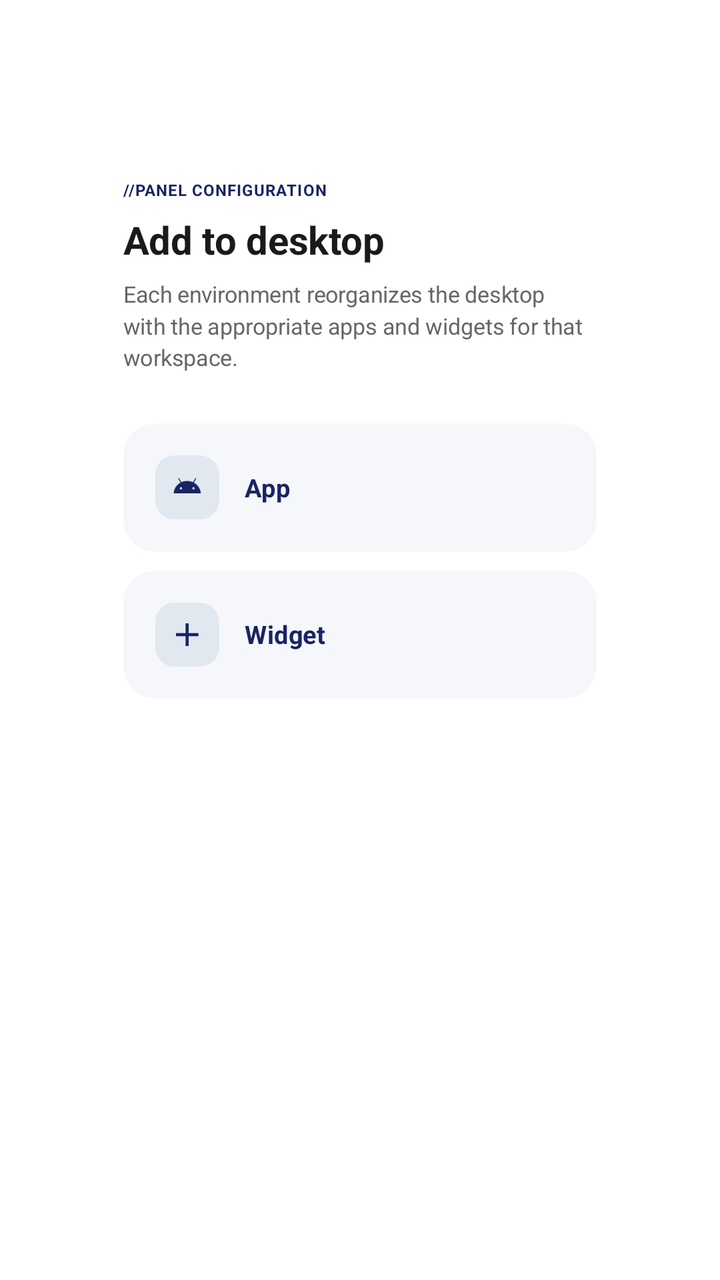
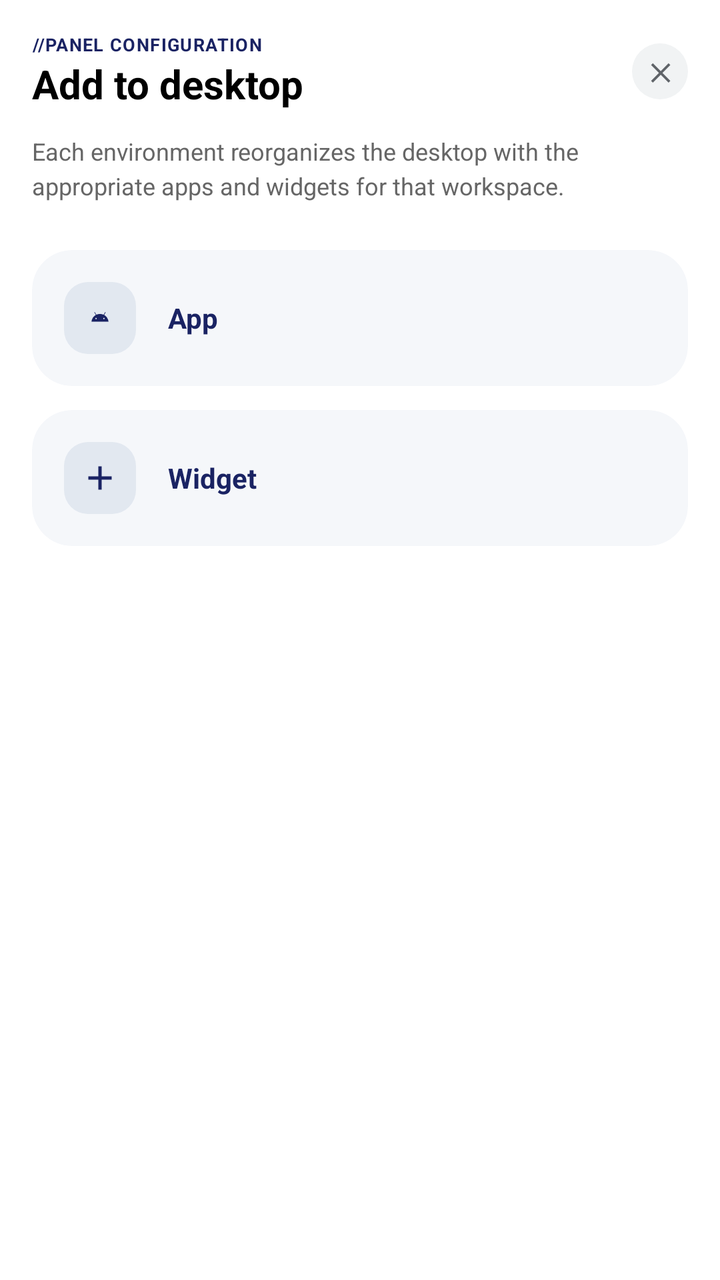

Two renders of the same Android screen: before a commit and after it. Below are the layout's source before the change and the commit's diff.
<!-- AndroidManifest.xml: application theme Theme.LauncherTs13 -->
<!-- res/layout/dialog_desktop_add_item.xml -->
<?xml version="1.0" encoding="utf-8"?>
<LinearLayout xmlns:android="http://schemas.android.com/apk/res/android"
    xmlns:app="http://schemas.android.com/apk/res-auto"
    android:layout_width="match_parent"
    android:layout_height="wrap_content"
    android:orientation="vertical"
    android:scaleX="0.8"
    android:scaleY="0.8"
    android:padding="32dp">

    <TextView
        android:layout_width="wrap_content"
        android:layout_height="wrap_content"
        android:text="@string/config_panel_title"
        android:textColor="@color/environment_unselected_title"
        android:textSize="10sp"
        android:textStyle="bold"
        android:letterSpacing="0.05"
        android:layout_marginBottom="8dp" />

    <TextView
        android:layout_width="wrap_content"
        android:layout_height="wrap_content"
        android:text="@string/desktop_add_item_title"
        android:textColor="#1A1A1A"
        android:textSize="24sp"
        android:textStyle="bold"
        android:layout_marginBottom="8dp" />

    <TextView
        android:layout_width="wrap_content"
        android:layout_height="wrap_content"
        android:text="@string/environment_desc"
        android:textSize="14sp"
        android:textColor="#666666"
        android:lineSpacingMultiplier="1.2"
        android:layout_marginBottom="32dp" />

    <com.google.android.material.card.MaterialCardView
        android:id="@+id/btn_add_app"
        android:layout_width="match_parent"
        android:layout_height="wrap_content"
        android:layout_marginBottom="12dp"
        app:cardCornerRadius="20dp"
        app:cardElevation="0dp"
        app:cardBackgroundColor="@color/environment_unselected_bg"
        app:strokeWidth="0dp">

        <LinearLayout
            android:layout_width="match_parent"
            android:layout_height="wrap_content"
            android:orientation="horizontal"
            android:padding="20dp"
            android:gravity="center_vertical">

            <ImageView
                android:layout_width="40dp"
                android:layout_height="40dp"
                android:background="@drawable/bg_icon_circle"
                android:src="@drawable/ic_android"
                app:tint="@color/environment_icon_unselected_tint"
                android:contentDescription="@string/desktop_add_app" />

            <TextView
                android:layout_width="0dp"
                android:layout_weight="1"
                android:layout_height="wrap_content"
                android:text="@string/desktop_add_app"
                android:textColor="@color/environment_unselected_title"
                android:textSize="16sp"
                android:textStyle="bold"
                android:layout_marginStart="16dp" />

        </LinearLayout>
    </com.google.android.material.card.MaterialCardView>

    <com.google.android.material.card.MaterialCardView
        android:id="@+id/btn_add_widget"
        android:layout_width="match_parent"
        android:layout_height="wrap_content"
        app:cardCornerRadius="20dp"
        app:cardElevation="0dp"
        app:cardBackgroundColor="@color/environment_unselected_bg"
        app:strokeWidth="0dp">

        <LinearLayout
            android:layout_width="match_parent"
            android:layout_height="wrap_content"
            android:orientation="horizontal"
            android:padding="20dp"
            android:gravity="center_vertical">

            <ImageView
                android:layout_width="40dp"
                android:layout_height="40dp"
                android:background="@drawable/bg_icon_circle"
                android:padding="8dp"
                android:src="@drawable/ic_add_plus"
                app:tint="@color/environment_icon_unselected_tint"
                android:contentDescription="@string/desktop_add_widget" />

            <TextView
                android:layout_width="0dp"
                android:layout_weight="1"
                android:layout_height="wrap_content"
                android:text="@string/desktop_add_widget"
                android:textColor="@color/environment_unselected_title"
                android:textSize="16sp"
                android:textStyle="bold"
                android:layout_marginStart="16dp" />

        </LinearLayout>
    </com.google.android.material.card.MaterialCardView>

</LinearLayout>
<!-- resources referenced by this layout -->
<resources>
  <color name="environment_icon_unselected_tint">#1A2363</color>
  <color name="environment_unselected_bg">#F5F7FA</color>
  <color name="environment_unselected_title">#1A2363</color>
  <!-- drawable bg_icon_circle (drawable) -->
  <?xml version="1.0" encoding="utf-8"?>
  <shape xmlns:android="http://schemas.android.com/apk/res/android">
      <solid android:color="@color/environment_badge_bg" />
      <corners android:radius="12dp" />
  </shape>
  <!-- drawable ic_add_plus (drawable) -->
  <?xml version="1.0" encoding="utf-8"?>
  <vector xmlns:android="http://schemas.android.com/apk/res/android"
      android:width="24dp"
      android:height="24dp"
      android:viewportWidth="24"
      android:viewportHeight="24">
      <path
          android:fillColor="#000000"
          android:pathData="M19,13H13v6h-2v-6H5v-2h6V5h2v6h6V13z" />
  </vector>
  <!-- drawable ic_android (drawable) -->
  <?xml version="1.0" encoding="utf-8"?>
  <vector xmlns:android="http://schemas.android.com/apk/res/android"
      android:width="24dp"
      android:height="24dp"
      android:viewportWidth="108"
      android:viewportHeight="108">
      <path
          android:fillColor="#3DDC84"
          android:pathData="M65.3,45.828l3.8,-6.6c0.2,-0.4 0.1,-0.9 -0.3,-1.1c-0.4,-0.2 -0.9,-0.1 -1.1,0.3l-3.9,6.7c-6.3,-2.8 -13.4,-2.8 -19.7,0l-3.9,-6.7c-0.2,-0.4 -0.7,-0.5 -1.1,-0.3C38.8,38.328 38.7,38.828 38.9,39.228l3.8,6.6C36.2,49.428 31.7,56.028 31,63.928h46C76.3,56.028 71.8,49.428 65.3,45.828zM43.4,57.328c-0.8,0 -1.5,-0.5 -1.8,-1.2c-0.3,-0.7 -0.1,-1.5 0.4,-2.1c0.5,-0.5 1.4,-0.7 2.1,-0.4c0.7,0.3 1.2,1 1.2,1.8C45.3,56.528 44.5,57.328 43.4,57.328L43.4,57.328zM64.6,57.328c-0.8,0 -1.5,-0.5 -1.8,-1.2s-0.1,-1.5 0.4,-2.1c0.5,-0.5 1.4,-0.7 2.1,-0.4c0.7,0.3 1.2,1 1.2,1.8C66.5,56.528 65.6,57.328 64.6,57.328L64.6,57.328z" />
  </vector>
  <string name="config_panel_title">//PANEL CONFIGURATION</string>
  <string name="desktop_add_app">App</string>
  <string name="desktop_add_item_title">Add to desktop</string>
  <string name="desktop_add_widget">Widget</string>
  <string name="environment_desc">Each environment reorganizes the desktop with the appropriate apps and widgets for that workspace.</string>
  <style name="Theme.LauncherTs13" parent="Theme.MaterialComponents.DayNight.NoActionBar">
          <item name="colorPrimary">@color/dock_logo_color</item>
          <item name="colorPrimaryVariant">@color/dock_logo_color</item>
          <item name="colorOnPrimary">@color/white</item>
          <item name="colorSecondary">@color/teal_200</item>
          <item name="colorSecondaryVariant">@color/teal_700</item>
          <item name="colorOnSecondary">@color/black</item>
          <item name="android:windowBackground">@android:color/transparent</item>
          <item name="android:windowIsTranslucent">true</item>
          <item name="android:windowShowWallpaper">true</item>
          <item name="android:statusBarColor">@android:color/transparent</item>
          <item name="android:navigationBarColor">@android:color/transparent</item>
          <item name="android:windowLayoutInDisplayCutoutMode" tools:targetApi="o_mr1">shortEdges</item>
      </style>
  <color name="environment_badge_bg">#E2E8F0</color>
  <color name="dock_logo_color">#1A2363</color>
  <color name="white">#FFFFFFFF</color>
  <color name="teal_200">#FF03DAC5</color>
  <color name="teal_700">#FF018786</color>
  <color name="black">#FF000000</color>
</resources>

<!-- the commit's change to res/layout/dialog_desktop_add_item.xml (unified diff, before → after) -->
@@ -4,37 +4,64 @@
     android:layout_width="match_parent"
     android:layout_height="wrap_content"
     android:orientation="vertical"
-    android:scaleX="0.8"
-    android:scaleY="0.8"
-    android:padding="32dp">
+    android:padding="@dimen/dialog_padding">
 
-    <TextView
-        android:layout_width="wrap_content"
+    
+    <RelativeLayout
+        android:layout_width="match_parent"
         android:layout_height="wrap_content"
-        android:text="@string/config_panel_title"
-        android:textColor="@color/environment_unselected_title"
-        android:textSize="10sp"
-        android:textStyle="bold"
-        android:letterSpacing="0.05"
-        android:layout_marginBottom="8dp" />
+        android:layout_marginBottom="@dimen/dialog_header_margin_bottom">
 
-    <TextView
-        android:layout_width="wrap_content"
-        android:layout_height="wrap_content"
-        android:text="@string/desktop_add_item_title"
-        android:textColor="#1A1A1A"
-        android:textSize="24sp"
-        android:textStyle="bold"
-        android:layout_marginBottom="8dp" />
+        <LinearLayout
+            android:layout_width="wrap_content"
+            android:layout_height="wrap_content"
+            android:layout_alignParentStart="true"
+            android:layout_centerVertical="true"
+            android:layout_toStartOf="@id/btn_close_add_item"
+            android:orientation="vertical">
+
+            <TextView
+                android:layout_width="wrap_content"
+                android:layout_height="wrap_content"
+                android:letterSpacing="0.05"
+                android:text="@string/config_panel_title"
+                android:textColor="@color/environment_unselected_title"
+                android:textSize="@dimen/text_size_header_label"
+                android:textStyle="bold" />
+
+            <TextView
+                android:layout_width="wrap_content"
+                android:layout_height="wrap_content"
+                android:text="@string/desktop_add_item_title"
+                android:textColor="#000000"
+                android:textSize="@dimen/text_size_header_title"
+                android:textStyle="bold" />
+        </LinearLayout>
+
+        <TextView
+            android:id="@+id/btn_close_add_item"
+            android:layout_width="@dimen/dialog_close_button_size"
+            android:layout_height="@dimen/dialog_close_button_size"
+            android:layout_alignParentEnd="true"
+            android:layout_centerVertical="true"
+            android:background="@drawable/bg_name_selector_close"
+            android:clickable="true"
+            android:focusable="true"
+            android:gravity="center"
+            android:text="✕"
+            android:textColor="#5F6368"
+            android:textSize="12sp"
+            android:textStyle="bold" />
+    </RelativeLayout>
 
     <TextView
         android:layout_width="wrap_content"
         android:layout_height="wrap_content"
         android:text="@string/environment_desc"
-        android:textSize="14sp"
+        android:textSize="@dimen/text_size_body_secondary"
         android:textColor="#666666"
         android:lineSpacingMultiplier="1.2"
-        android:layout_marginBottom="32dp" />
+        android:layout_marginBottom="24dp" />
 
     <com.google.android.material.card.MaterialCardView
         android:id="@+id/btn_add_app"
@@ -50,14 +77,15 @@
             android:layout_width="match_parent"
             android:layout_height="wrap_content"
             android:orientation="horizontal"
-            android:padding="20dp"
+            android:padding="16dp"
             android:gravity="center_vertical">
 
             <ImageView
-                android:layout_width="40dp"
-                android:layout_height="40dp"
+                android:layout_width="36dp"
+                android:layout_height="36dp"
                 android:background="@drawable/bg_icon_circle"
                 android:src="@drawable/ic_android"
+                android:padding="8dp"
                 app:tint="@color/environment_icon_unselected_tint"
                 android:contentDescription="@string/desktop_add_app" />
 
@@ -67,7 +95,7 @@
                 android:layout_height="wrap_content"
                 android:text="@string/desktop_add_app"
                 android:textColor="@color/environment_unselected_title"
-                android:textSize="16sp"
+                android:textSize="@dimen/text_size_body_primary"
                 android:textStyle="bold"
                 android:layout_marginStart="16dp" />
 
@@ -87,12 +115,12 @@
             android:layout_width="match_parent"
             android:layout_height="wrap_content"
             android:orientation="horizontal"
-            android:padding="20dp"
+            android:padding="16dp"
             android:gravity="center_vertical">
 
             <ImageView
-                android:layout_width="40dp"
-                android:layout_height="40dp"
+                android:layout_width="36dp"
+                android:layout_height="36dp"
                 android:background="@drawable/bg_icon_circle"
                 android:padding="8dp"
                 android:src="@drawable/ic_add_plus"
@@ -105,7 +133,7 @@
                 android:layout_height="wrap_content"
                 android:text="@string/desktop_add_widget"
                 android:textColor="@color/environment_unselected_title"
-                android:textSize="16sp"
+                android:textSize="@dimen/text_size_body_primary"
                 android:textStyle="bold"
                 android:layout_marginStart="16dp" />
 
<!-- resource entries referenced after the edit -->
@@ -3,11 +3,24 @@
   <color name="environment_icon_unselected_tint">#1A2363</color>
   <color name="environment_unselected_bg">#F5F7FA</color>
   <color name="environment_unselected_title">#1A2363</color>
+  <dimen name="dialog_close_button_size">28dp</dimen>
+  <dimen name="dialog_header_margin_bottom">12dp</dimen>
+  <dimen name="dialog_padding">16dp</dimen>
+  <dimen name="text_size_body_primary">14sp</dimen>
+  <dimen name="text_size_body_secondary">12sp</dimen>
+  <dimen name="text_size_header_label">9sp</dimen>
+  <dimen name="text_size_header_title">20sp</dimen>
   <!-- drawable bg_icon_circle (drawable) -->
   <?xml version="1.0" encoding="utf-8"?>
   <shape xmlns:android="http://schemas.android.com/apk/res/android">
       <solid android:color="@color/environment_badge_bg" />
       <corners android:radius="12dp" />
+  </shape>
+  <!-- drawable bg_name_selector_close (drawable) -->
+  <?xml version="1.0" encoding="utf-8"?>
+  <shape xmlns:android="http://schemas.android.com/apk/res/android"
+      android:shape="oval">
+      <solid android:color="#F1F3F4" />
   </shape>
   <!-- drawable ic_add_plus (drawable) -->
   <?xml version="1.0" encoding="utf-8"?>
